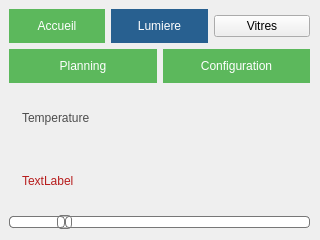
Old version of the form thermostat/Thermostat/temperatureWindow.ui in the repository kimchicharlie/Envio.
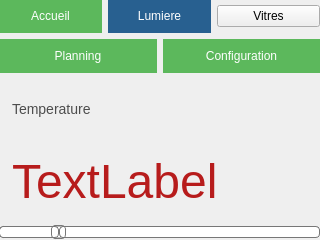
New version of the form.

```diff
--- a/thermostat/Thermostat/temperatureWindow.ui
+++ b/thermostat/Thermostat/temperatureWindow.ui
@@ -20,10 +20,10 @@
    <widget class="QWidget" name="gridLayoutWidget">
     <property name="geometry">
      <rect>
-      <x>9</x>
-      <y>9</y>
-      <width>301</width>
-      <height>221</height>
+      <x>-1</x>
+      <y>-1</y>
+      <width>321</width>
+      <height>241</height>
      </rect>
     </property>
     <layout class="QGridLayout" name="gridLayout">
@@ -105,14 +105,14 @@
      <item row="2" column="1">
       <widget class="QLabel" name="TempFixLabel">
        <property name="styleSheet">
-        <string notr="true">font-family: &quot;Montserrat&quot;, sans-serif;
+        <string notr="true">font-family: &quot;Segoe UI&quot;, sans-serif;
 text-transform: uppercase;
 outline: 0;
 width: 100%;
 border: 0;
 padding: 10px;
 color: #4d4d4d;
-font-size: 12px;</string>
+font-size: 14px;</string>
        </property>
        <property name="text">
         <string>Temperature</string>
@@ -270,18 +270,24 @@
      <item row="3" column="1">
       <widget class="QLabel" name="TempLabel">
        <property name="styleSheet">
-        <string notr="true">font-family: &quot;Montserrat&quot;, sans-serif;
+        <string notr="true">font-family: &quot;Segoe UI&quot;, sans-serif;
 text-transform: uppercase;
 outline: 0;
 width: 100%;
 border: 0;
 padding: 10px;
 color: #b71c1c;
-font-size: 12px;</string>
+font-size: 48px;</string>
        </property>
        <property name="text">
         <string>TextLabel</string>
        </property>
+       <property name="margin">
+        <number>0</number>
+       </property>
+       <property name="indent">
+        <number>3</number>
+       </property>
       </widget>
      </item>
     </layout>
```
